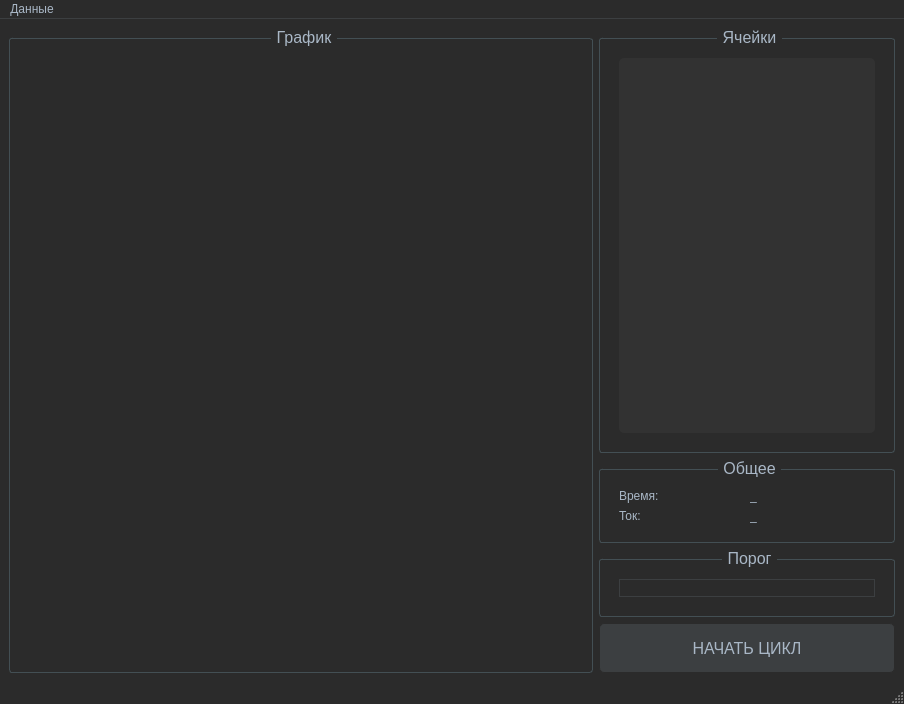
Qt form resources/MainWindow.ui (kabanpunk/bms-monitor-desktop) before a commit.
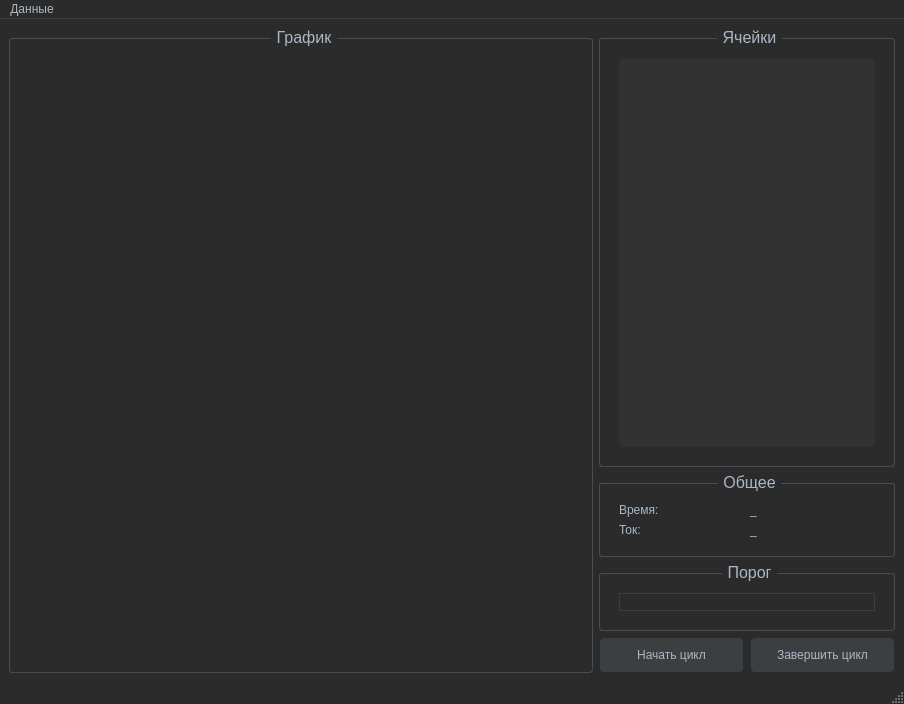
The same form after that commit. Custom widgets are drawn as their Qt base class.

Commit message: Добавил кнопку для преждевременного завершения цикла, плюс теперь в табличке показывается сумма ватт часов, а не в конкретный момент времени (на графике осталось как и было)

```diff
--- a/resources/MainWindow.ui
+++ b/resources/MainWindow.ui
@@ -246,24 +246,6 @@
         </layout>
        </widget>
       </item>
-      <item row="3" column="0">
-       <widget class="QPushButton" name="pushButton">
-        <property name="minimumSize">
-         <size>
-          <width>0</width>
-          <height>50</height>
-         </size>
-        </property>
-        <property name="font">
-         <font>
-          <pointsize>12</pointsize>
-         </font>
-        </property>
-        <property name="text">
-         <string>НАЧАТЬ ЦИКЛ</string>
-        </property>
-       </widget>
-      </item>
       <item row="1" column="0">
        <widget class="QGroupBox" name="groupBox_3">
         <property name="sizePolicy">
@@ -371,6 +353,24 @@
         </layout>
        </widget>
       </item>
+      <item row="3" column="0">
+       <layout class="QHBoxLayout" name="horizontalLayout_2">
+        <item>
+         <widget class="QPushButton" name="pushButton_start_cycle">
+          <property name="text">
+           <string>Начать цикл</string>
+          </property>
+         </widget>
+        </item>
+        <item>
+         <widget class="QPushButton" name="pushButton_end_cycle">
+          <property name="text">
+           <string>Завершить цикл</string>
+          </property>
+         </widget>
+        </item>
+       </layout>
+      </item>
      </layout>
     </item>
    </layout>
```
Left out of the diff: 2 changed lines with no effect on the pictures. The commit also changes 3 other files.
